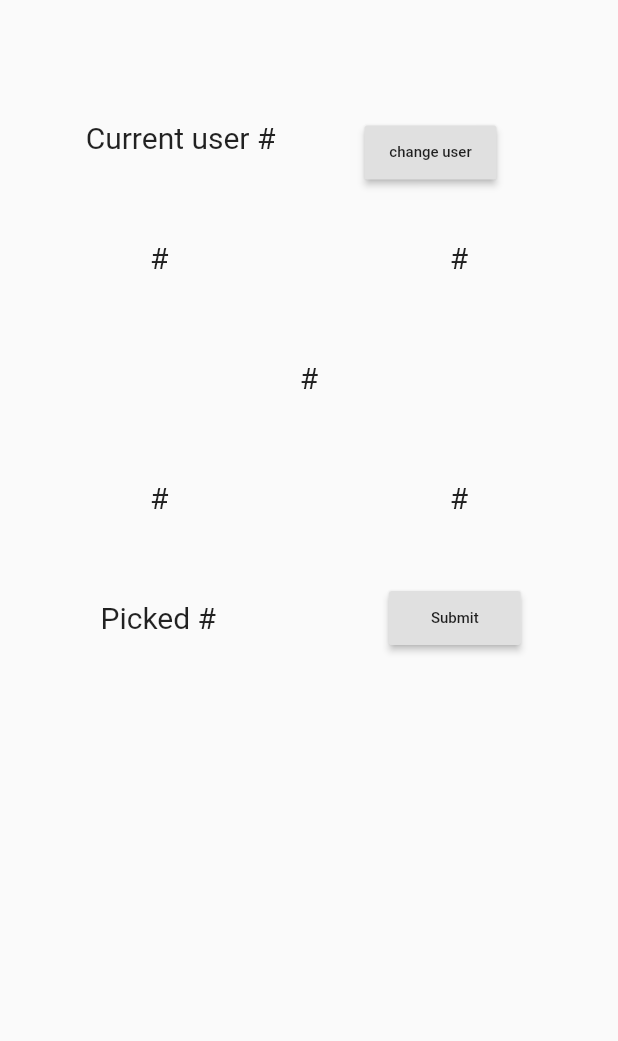
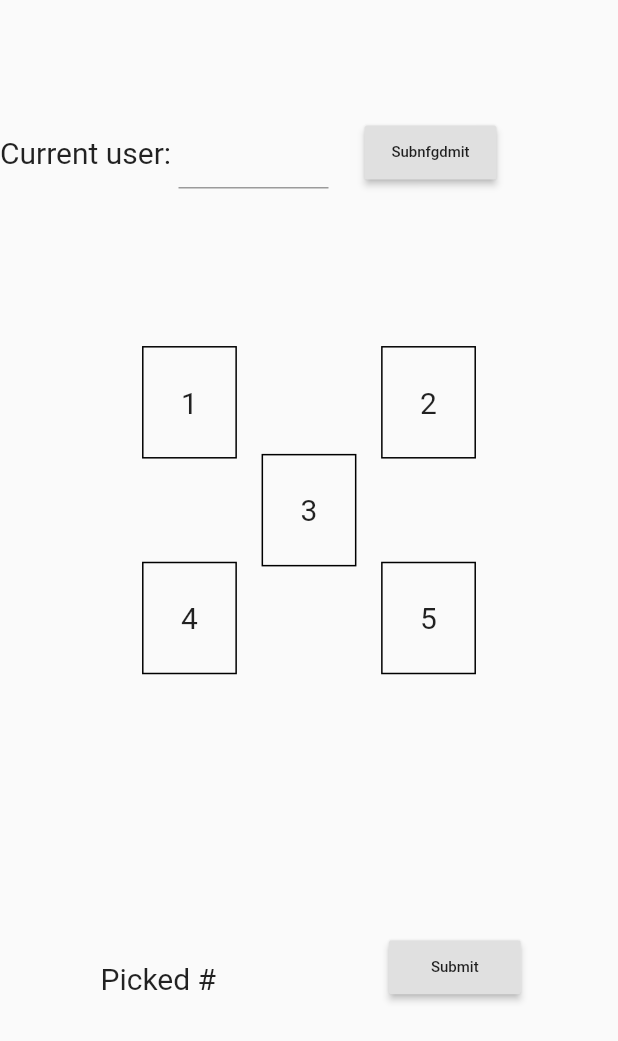
Before and after one commit to mngl-inc/SampleWithReplacement, a Flutter app: the screen it shows after launch, on a phone screen of 412 x 824 dp. Shown: the top 1041 px of the screen. Run offline on Flutter 3.47's test engine with Material 2 defaults, Android fonts, the phone set to English and light mode, and no system bars.

```diff
--- /dev/null
+++ b/sample_app/lib/Models/selection_bloc.dart
@@ -0,0 +1,17 @@
+import 'package:flutter/material.dart';
+
+class SelectionBloc with ChangeNotifier {
+  String _pickedUser = "#";
+  //function to set user
+  String get pickedUser => _pickedUser;
+  set pickedUser(String newUser) {
+    _pickedUser = newUser;
+    notifyListeners();
+  }
+
+  @override
+  String toString() {
+    // TODO: implement toString
+    return super.toString();
+  }
+}
--- a/sample_app/lib/UI/selection.dart
+++ b/sample_app/lib/UI/selection.dart
@@ -1,4 +1,6 @@
 import 'package:flutter/material.dart';
+import 'package:provider/provider.dart';
+import 'package:sample_app/Models/selection_bloc.dart';
 
 class SelectionScreen extends StatefulWidget {
   SelectionScreen({Key key}) : super(key: key);
@@ -8,33 +10,50 @@ class SelectionScreen extends StatefulWidget {
 }
 
 class _SelectionScreenState extends State<SelectionScreen> {
+  final myController = TextEditingController();
+  @override
+  void dispose() {
+    myController.dispose();
+    super.dispose();
+  }
+
   @override
   Widget build(BuildContext context) {
-    return Container(
-      child: Stack(children: [
-        Align(
-          alignment: Alignment(0.5, -0.8),
-          child: Text("User: ", style: TextStyle(fontSize: 20)),
-        ),
+    return Stack(children: [
+      Options(),
       Align(
         alignment: Alignment(-0.6, -0.8),
-          child: Text("Current user #", style: TextStyle(fontSize: 20)),
+        child: Row(children: [
+          Text("Current user: ", style: TextStyle(fontSize: 20)),
+          Container(
+              width: 100,
+              child: TextField(controller: myController, cursorWidth: 1.0))
+        ]),
       ),
       Align(
         alignment: Alignment(0.5, -0.8),
         child: RaisedButton(
-              onPressed: () {},
-              child: Text("change user", style: TextStyle(fontSize: 10))),
+            onPressed: () {
+              print("okay");
+            },
+            child: Text("Subnfgdmit", style: TextStyle(fontSize: 10))),
       ),
-        Options(),
       Align(
-          alignment: Alignment(0.6, 0.0),
+          alignment: Alignment(-0.6, 0.6),
+          child: Consumer<SelectionBloc>(
+            builder: (context, selection, child) => Text(
+                "Picked " + selection.pickedUser,
+                style: TextStyle(fontSize: 20)),
+          )),
+      Align(
+        alignment: Alignment(0.6, 0.6),
         child: RaisedButton(
-              onPressed: () {},
+            onPressed: () {
+              print("okay");
+            },
             child: Text("Submit", style: TextStyle(fontSize: 10))),
       ),
-      ]),
-    );
+    ]);
   }
 }
 
@@ -48,33 +67,43 @@ class Options extends StatefulWidget {
 class _OptionsState extends State<Options> {
   @override
   Widget build(BuildContext context) {
-    return Container(
+    return InkWell(
+        child: Container(
       child: Stack(children: [
-        Align(
-          alignment: Alignment(-0.5, -0.6),
-          child: Text("#", style: TextStyle(fontSize: 20)),
-        ),
-        Align(
-          alignment: Alignment(0.5, -0.6),
-          child: Text("#", style: TextStyle(fontSize: 20)),
-        ),
-        Align(
-          alignment: Alignment(0, -0.4),
-          child: Text("#", style: TextStyle(fontSize: 20)),
-        ),
-        Align(
-          alignment: Alignment(-0.5, -0.2),
-          child: Text("#", style: TextStyle(fontSize: 20)),
-        ),
-        Align(
-          alignment: Alignment(0.5, -0.2),
-          child: Text("#", style: TextStyle(fontSize: 20)),
-        ),
-        Align(
-          alignment: Alignment(-0.6, 0.0),
-          child: Text("Picked #", style: TextStyle(fontSize: 20)),
-        )
+        Option(xAxis: -0.5, yAxis: -0.4, value: "1"),
+        Option(xAxis: 0.5, yAxis: -0.4, value: "2"),
+        Option(xAxis: 0, yAxis: -0.2, value: "3"),
+        Option(xAxis: -0.5, yAxis: 0, value: "4"),
+        Option(xAxis: 0.5, yAxis: 0, value: "5"),
       ]),
-    );
+    ));
   }
 }
+
+class Option extends StatelessWidget {
+  const Option({Key key, this.xAxis, this.yAxis, this.value}) : super(key: key);
+
+  final double xAxis, yAxis;
+  final String value;
+  @override
+  Widget build(BuildContext context) {
+    return Consumer<SelectionBloc>(builder: (context, selection, child) {
+      return Container(
+        child: Align(
+            alignment: Alignment(this.xAxis, this.yAxis),
+            child: GestureDetector(
+                child: Container(
+                    margin: const EdgeInsets.all(15.0),
+                    padding: const EdgeInsets.all(25.0),
+                    decoration: BoxDecoration(
+                      border: Border.all(),
+                    ),
+                    child: Text(value, style: TextStyle(fontSize: 20))),
+                onTap: () {
+                  selection.pickedUser = this.value;
+                  print("option: " + this.value);
+                })),
+      );
+    });
+  }
+}
--- a/sample_app/lib/main.dart
+++ b/sample_app/lib/main.dart
@@ -1,5 +1,7 @@
 import 'package:flutter/material.dart';
+import 'package:sample_app/Models/selection_bloc.dart';
 import 'package:sample_app/UI/selection.dart';
+import 'package:provider/provider.dart';
 
 void main() {
   runApp(MyApp());
@@ -9,13 +11,16 @@ class MyApp extends StatelessWidget {
   // This widget is the root of your application.
   @override
   Widget build(BuildContext context) {
-    return MaterialApp(
+    return ChangeNotifierProvider<SelectionBloc>(
+        create: (context) => SelectionBloc(),
+        lazy: false,
+        child: MaterialApp(
           title: 'Flutter Demo',
           theme: ThemeData(
             primarySwatch: Colors.blue,
             visualDensity: VisualDensity.adaptivePlatformDensity,
           ),
           home: SafeArea(child: Material(child: SelectionScreen())),
-    );
+        ));
   }
 }
--- a/sample_app/pubspec.yaml
+++ b/sample_app/pubspec.yaml
@@ -28,6 +28,7 @@ dependencies:
   # The following adds the Cupertino Icons font to your application.
   # Use with the CupertinoIcons class for iOS style icons.
   cupertino_icons: ^1.0.0
+  provider: ^4.3.3
 
 dev_dependencies:
   flutter_test:
```
Also changed, not shown: sample_app/pubspec.lock. Lines whose indentation alone changed are shown as unchanged.
